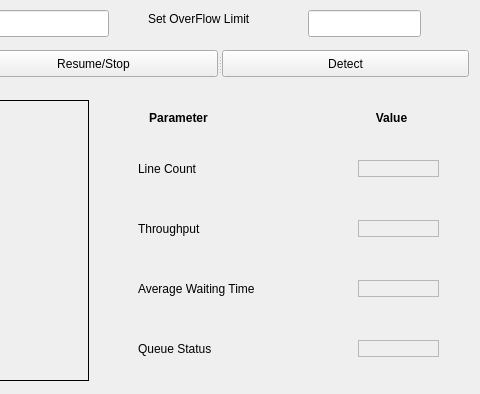
SparshBansal/aero_cv_backend, file airlines.ui: the form before one commit; both pictures show x 292 to 772 and y 0 to 394 of the 772 by 394 pixel window.
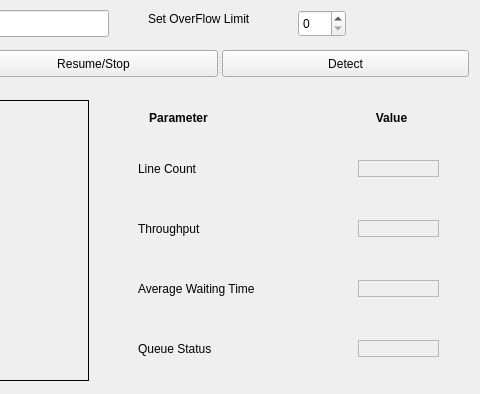
The form after the commit.

```diff
--- a/airlines.ui
+++ b/airlines.ui
@@ -274,12 +274,12 @@
     <string>Set OverFlow Limit</string>
    </property>
   </widget>
-  <widget class="QLineEdit" name="ovLimit">
+  <widget class="QSpinBox" name="ovLimit">
    <property name="geometry">
     <rect>
-     <x>600</x>
+     <x>590</x>
      <y>10</y>
-     <width>113</width>
+     <width>48</width>
      <height>27</height>
     </rect>
    </property>
```
